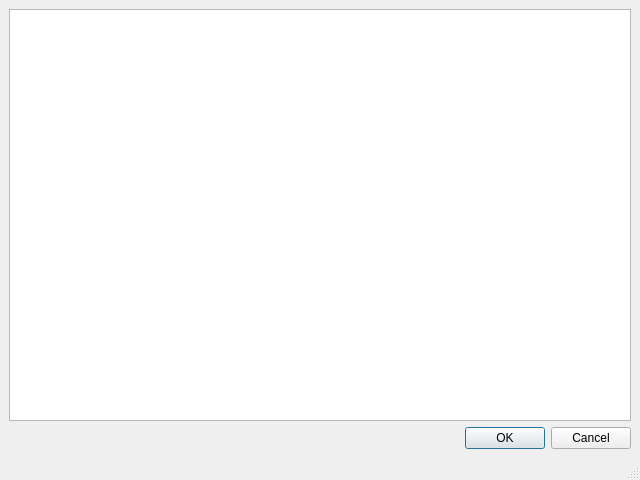
This is axie-scholar-utilities/source/axie/gui.ui in gilnobrega/axie-scholar-utilities as Qt 5 draws it before an edit. The edited form follows.
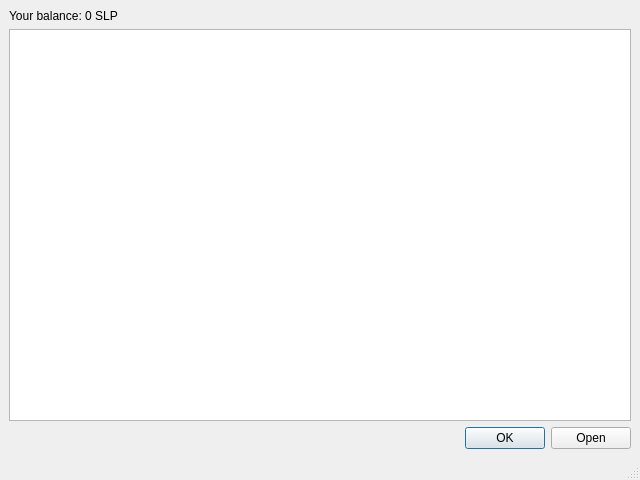
This is the edited form.

Commit message: Add Scholar button Current balance widget Changed window title

Diff of the .ui file:
```diff
--- a/axie-scholar-utilities/source/axie/gui.ui
+++ b/axie-scholar-utilities/source/axie/gui.ui
@@ -21,13 +21,20 @@
   </property>
   <widget class="QWidget" name="centralwidget">
    <layout class="QVBoxLayout" name="verticalLayout">
+    <item>
+     <widget class="QLabel" name="label">
+      <property name="text">
+       <string>Your balance: 0 SLP</string>
+      </property>
+     </widget>
+    </item>
     <item>
      <widget class="QTableView" name="tableView"/>
     </item>
     <item>
      <widget class="QDialogButtonBox" name="buttonBox">
       <property name="standardButtons">
-       <set>QDialogButtonBox::Cancel|QDialogButtonBox::Ok</set>
+       <set>QDialogButtonBox::Ok|QDialogButtonBox::Open</set>
       </property>
      </widget>
     </item>
```
Left out of the diff: 2 changed lines with no effect on the pictures. The commit also changes 2 other files.
